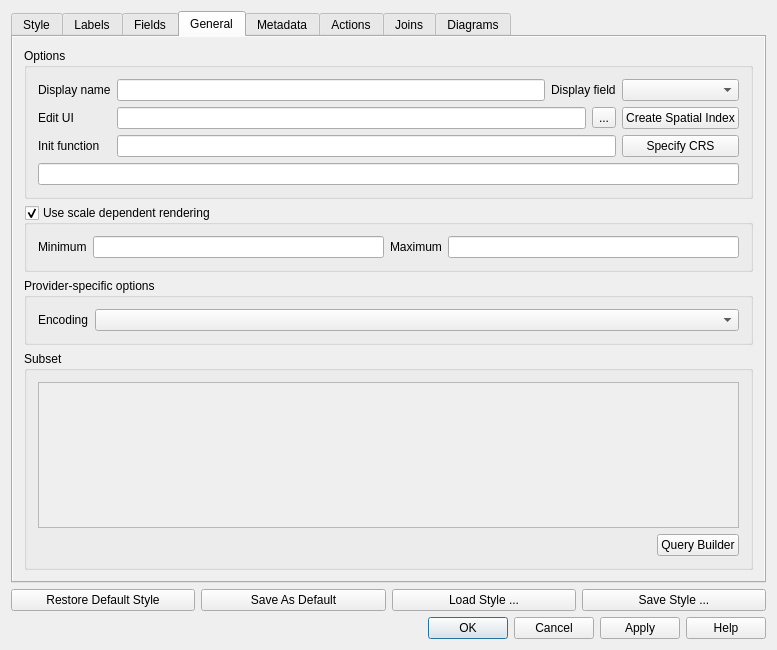
Old version of the form src/ui/qgsvectorlayerpropertiesbase.ui in the repository kadas-albireo/kadas-albireo.
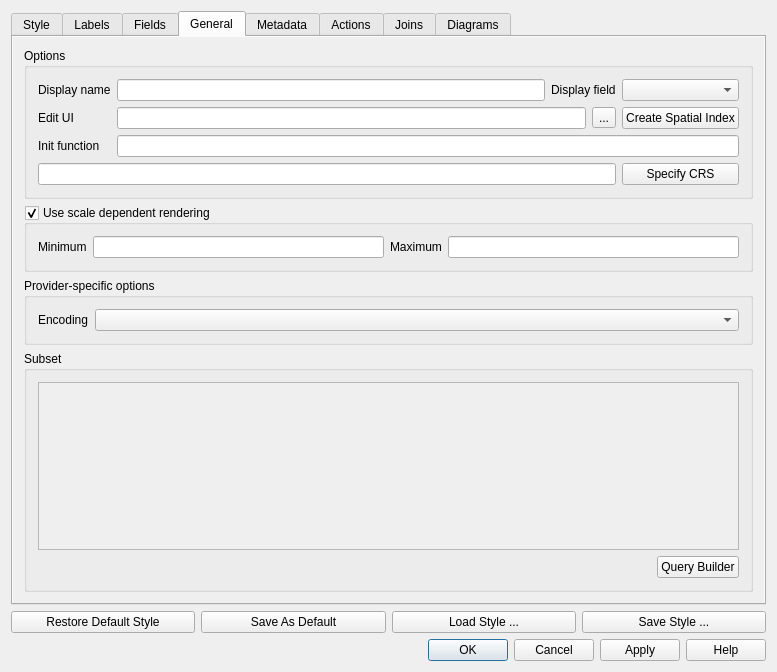
New version of the form. The open tabs and pages were chosen to show the change. Icons and pictures are not drawn. Custom widgets are drawn as their Qt base class.

Commit message: minor UI fix in vector layer properties dialog

Patch:
```diff
--- a/src/ui/qgsvectorlayerpropertiesbase.ui
+++ b/src/ui/qgsvectorlayerpropertiesbase.ui
@@ -7,7 +7,7 @@
     <x>0</x>
     <y>0</y>
     <width>777</width>
-    <height>650</height>
+    <height>672</height>
    </rect>
   </property>
   <property name="windowTitle">
@@ -372,8 +372,8 @@
            <rect>
             <x>0</x>
             <y>0</y>
-            <width>761</width>
-            <height>539</height>
+            <width>755</width>
+            <height>542</height>
            </rect>
           </property>
           <layout class="QGridLayout" name="gridLayout_3">
@@ -441,29 +441,16 @@
                 </property>
                </widget>
               </item>
-              <item row="3" column="0" colspan="4">
+              <item row="3" column="0" colspan="3">
                <widget class="QLineEdit" name="leSpatialRefSys">
                 <property name="readOnly">
                  <bool>true</bool>
                 </property>
                </widget>
               </item>
-              <item row="2" column="1" colspan="2">
+              <item row="2" column="1" colspan="3">
                <widget class="QLineEdit" name="leEditFormInit"/>
               </item>
-              <item row="2" column="3">
-               <widget class="QPushButton" name="pbnChangeSpatialRefSys">
-                <property name="toolTip">
-                 <string>Specify the coordinate reference system of the layer's geometry.</string>
-                </property>
-                <property name="whatsThis">
-                 <string>Specify the coordinate reference system of the layer's geometry.</string>
-                </property>
-                <property name="text">
-                 <string>Specify CRS</string>
-                </property>
-               </widget>
-              </item>
               <item row="2" column="0">
                <widget class="QLabel" name="label_3">
                 <property name="text">
@@ -471,6 +458,19 @@
                 </property>
                </widget>
               </item>
+              <item row="3" column="3">
+               <widget class="QPushButton" name="pbnChangeSpatialRefSys">
+                <property name="toolTip">
+                 <string>Specify the coordinate reference system of the layer's geometry.</string>
+                </property>
+                <property name="whatsThis">
+                 <string>Specify the coordinate reference system of the layer's geometry.</string>
+                </property>
+                <property name="text">
+                 <string>Specify CRS</string>
+                </property>
+               </widget>
+              </item>
              </layout>
             </widget>
            </item>
```
Left out of the diff: 27 changed lines with no effect on the pictures.
